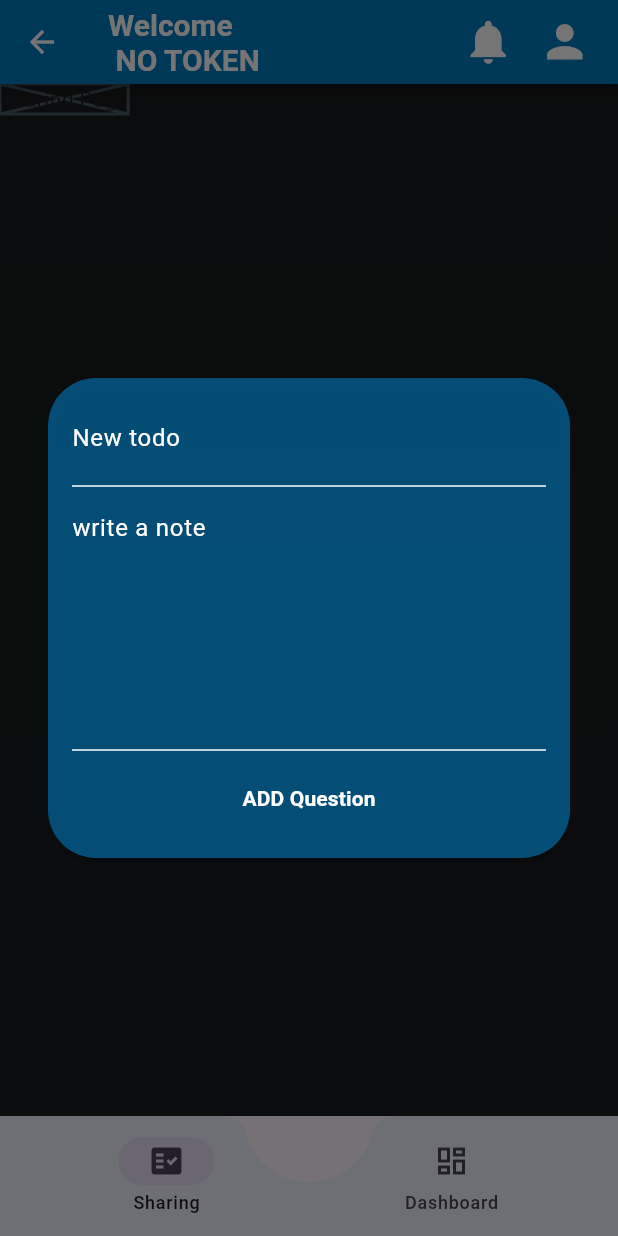
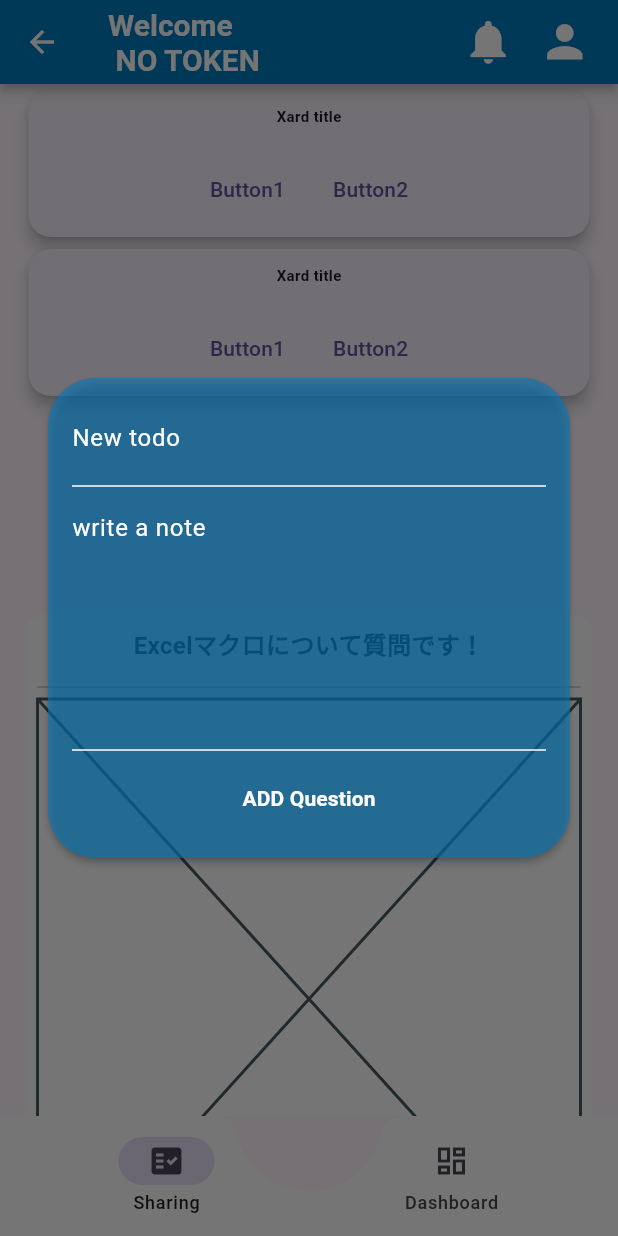
Before and after one commit to bryanho0470/humanresoucemanagement, a Flutter app: the LandingPage screen opened by its route, after a tap on the "local attraction" icon, on a phone screen of 412 x 824 dp. Run offline on Flutter 3.47's test engine with Material 3 defaults, Android fonts, the light colour scheme and no system bars; our stand-ins replace cloud_firestore, firebase_auth, firebase_core, flutter_secure_storage, fluttertoast, font_awesome_flutter and 1 more; accounts and stored records are empty.

Commit message:
size error fixed
Listview should be in Expanded widget

```diff
--- /dev/null
+++ b/lib/datas/fake_question_set.dart
@@ -0,0 +1,12 @@
+import 'package:humanresoucemanagement/models/question_data_model.dart';
+
+final fakeData = [
+  Question(
+    id: "a9325",
+    title: "Excelマクロについて質問です！",
+    contents: "マクロ作成のコツを教えてください",
+    photo: "",
+    categories: "Microsoft Excel",
+    completed: false,
+  ),
+];
--- a/lib/main.dart
+++ b/lib/main.dart
@@ -29,7 +29,7 @@ class MyApp extends StatelessWidget {
       initialRoute: "/",
       routes: {
         "/": (context) => const SplashScreen(
-              child: LoginPage(),
+              child: LandingPage(),
             ),
         "/home": (context) => const LandingPage(
               passedtoken: "no_token",
--- /dev/null
+++ b/lib/models/question_data_model.dart
@@ -0,0 +1,21 @@
+class Question {
+  Question({
+    required this.id,
+    required this.title,
+    this.contents = "",
+    this.photo = "",
+    required this.categories,
+    required this.completed,
+  });
+  final String id;
+
+  final String title;
+
+  String contents;
+
+  String photo;
+
+  final String categories;
+
+  bool completed = false;
+}
--- a/lib/pages/landing_page.dart
+++ b/lib/pages/landing_page.dart
@@ -145,7 +145,9 @@ class _LandingScreenState extends State<LandingPage> {
           ],
         ),
         bottomNavigationBar: BottomAppBar(
-          color: const Color(0xffedf3fc),
+          height: 80,
+          notchMargin: 10,
+          color: Colors.white,
           shape: const CircularNotchedRectangle(),
           child: Row(
             mainAxisAlignment: MainAxisAlignment.spaceBetween,
--- a/lib/pages/sharing_page.dart
+++ b/lib/pages/sharing_page.dart
@@ -1,4 +1,10 @@
 import 'package:flutter/material.dart';
+import 'package:humanresoucemanagement/datas/fake_question_set.dart';
+import 'package:humanresoucemanagement/global/common/hero_dialog_route.dart';
+import 'package:humanresoucemanagement/models/question_data_model.dart';
+import 'package:humanresoucemanagement/styles/custom_rect_tween.dart';
+import 'package:humanresoucemanagement/styles/style.dart';
+import 'package:humanresoucemanagement/widgets/question_card_widget.dart';
 
 class SharingPage extends StatefulWidget {
   const SharingPage({super.key});
@@ -10,8 +16,198 @@ class SharingPage extends StatefulWidget {
 class _SharingPageState extends State<SharingPage> {
   @override
   Widget build(BuildContext context) {
-    return const Placeholder(
-      child: Text("Sharing Page"),
+    return Scaffold(
+      body: Center(
+        child: Padding(
+          padding: const EdgeInsets.symmetric(horizontal: 15),
+          child: Column(
+            children: [
+              Expanded(
+                child: ListView.builder(
+                  itemCount: 2,
+                  itemBuilder: (context, index) {
+                    return const QuestionCard();
+                  },
+                ),
+              ),
+              Expanded(
+                child: SafeArea(
+                  child: _QuestionContents(
+                    questions: fakeData,
+                  ),
+                ),
+              ),
+            ],
+          ),
+        ),
+      ),
     );
   }
 }
+
+class _QuestionContents extends StatelessWidget {
+  const _QuestionContents({
+    super.key,
+    required this.questions,
+  });
+
+  final List<Question> questions;
+
+  @override
+  Widget build(BuildContext context) {
+    return ListView.builder(
+      itemCount: questions.length,
+      padding: const EdgeInsets.all(2),
+      itemBuilder: (context, index) {
+        final question = questions[index];
+        return _QuestionCard(question: question);
+      },
+    );
+  }
+}
+
+class _QuestionCard extends StatelessWidget {
+  const _QuestionCard({
+    super.key,
+    required this.question,
+  });
+
+  final Question question;
+
+  @override
+  Widget build(BuildContext context) {
+    return GestureDetector(
+      onTap: () {
+        Navigator.of(context).push(HeroDialogRoute(
+          builder: (context) => Center(
+            child: _QuestionPopupCard(question: question),
+          ),
+        ));
+      },
+      child: Hero(
+        createRectTween: (begin, end) {
+          return CustomRectTween(begin: begin, end: end);
+        },
+        tag: question.id,
+        child: Padding(
+          padding: const EdgeInsets.symmetric(vertical: 8),
+          child: Material(
+            color: Colors.white,
+            borderRadius: BorderRadius.circular(12),
+            child: Padding(
+              padding: const EdgeInsets.all(8.0),
+              child: Column(
+                children: <Widget>[
+                  _QuestionTitle(title: question.title),
+                  const SizedBox(
+                    height: 8,
+                  ),
+                  ...[
+                    const Divider(),
+                    _QuestionItemBox(question: question.contents),
+                  ],
+                  Container(
+                    margin: const EdgeInsets.all(8),
+                    decoration: BoxDecoration(
+                      color: Colors.black12,
+                      borderRadius: BorderRadius.circular(8),
+                    ),
+                    child: const TextField(
+                      maxLines: 8,
+                      cursorColor: Colors.white,
+                      decoration: InputDecoration(
+                        contentPadding: EdgeInsets.all(8),
+                        hintText: "write a questions...",
+                        border: InputBorder.none,
+                      ),
+                    ),
+                  )
+                ],
+              ),
+            ),
+          ),
+        ),
+      ),
+    );
+  }
+}
+
+class _QuestionTitle extends StatelessWidget {
+  const _QuestionTitle({
+    super.key,
+    required this.title,
+  });
+
+  final String title;
+
+  @override
+  Widget build(BuildContext context) {
+    return Text(
+      title,
+      style: const TextStyle(
+        fontWeight: FontWeight.bold,
+        fontSize: 16,
+      ),
+    );
+  }
+}
+
+class _QuestionPopupCard extends StatelessWidget {
+  const _QuestionPopupCard({
+    super.key,
+    required this.question,
+  });
+
+  final Question question;
+
+  @override
+  Widget build(BuildContext context) {
+    return Hero(
+      tag: question.id,
+      createRectTween: (begin, end) {
+        return CustomRectTween(begin: begin, end: end);
+      },
+      child: Padding(
+        padding: const EdgeInsets.all(6),
+        child: Material(
+          borderRadius: BorderRadius.circular(16),
+          color: AppColors.cardColor,
+          child: SizedBox(
+            child: Padding(
+              padding: const EdgeInsets.all(16),
+              child: SingleChildScrollView(
+                child: Column(
+                  mainAxisSize: MainAxisSize.min,
+                  children: [
+                    _QuestionTitle(title: question.title),
+                    const SizedBox(
+                      height: 8,
+                    ),
+                    ...[
+                      const Divider(),
+                      _QuestionItemBox(question: question.contents)
+                    ]
+                  ],
+                ),
+              ),
+            ),
+          ),
+        ),
+      ),
+    );
+  }
+}
+
+class _QuestionItemBox extends StatelessWidget {
+  const _QuestionItemBox({
+    super.key,
+    required this.question,
+  });
+
+  final String question;
+
+  @override
+  Widget build(BuildContext context) {
+    return const Placeholder();
+  }
+}
--- /dev/null
+++ b/lib/widgets/question_card_widget.dart
@@ -0,0 +1,54 @@
+import 'package:flutter/material.dart';
+
+class QuestionCard extends StatelessWidget {
+  const QuestionCard({
+    super.key,
+  });
+
+  @override
+  Widget build(BuildContext context) {
+    return Card(
+      elevation: 4.0,
+      shape: RoundedRectangleBorder(
+        borderRadius: BorderRadius.circular(15),
+      ),
+      child: SizedBox(
+        width: double.infinity,
+        child: Column(
+          children: <Widget>[
+            const ClipRRect(
+              borderRadius: BorderRadius.vertical(
+                top: Radius.circular(15),
+              ),
+            ),
+            const Padding(
+              padding: EdgeInsets.all(10),
+              child: Text(
+                "Xard title",
+                style: TextStyle(
+                  fontSize: 10,
+                  fontWeight: FontWeight.bold,
+                ),
+              ),
+            ),
+            ButtonBar(
+              alignment: MainAxisAlignment.center,
+              children: <Widget>[
+                TextButton(
+                  onPressed: () {},
+                  child: const Text(
+                    "Button1",
+                  ),
+                ),
+                TextButton(
+                  onPressed: () {},
+                  child: const Text("Button2"),
+                ),
+              ],
+            )
+          ],
+        ),
+      ),
+    );
+  }
+}
```
